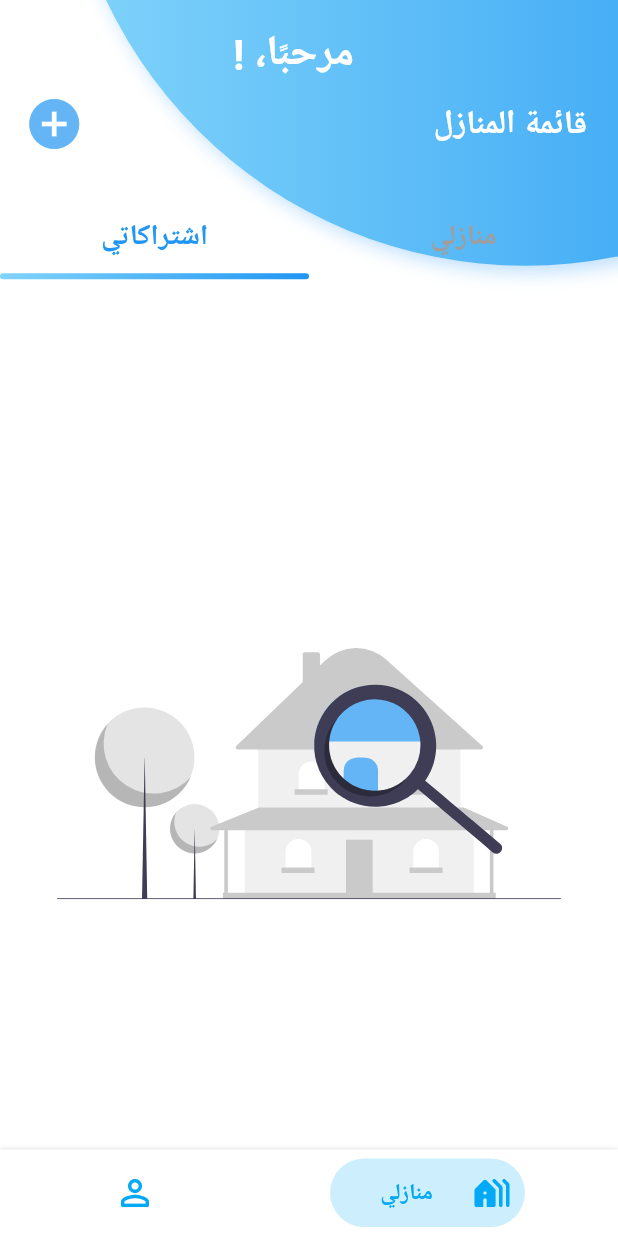
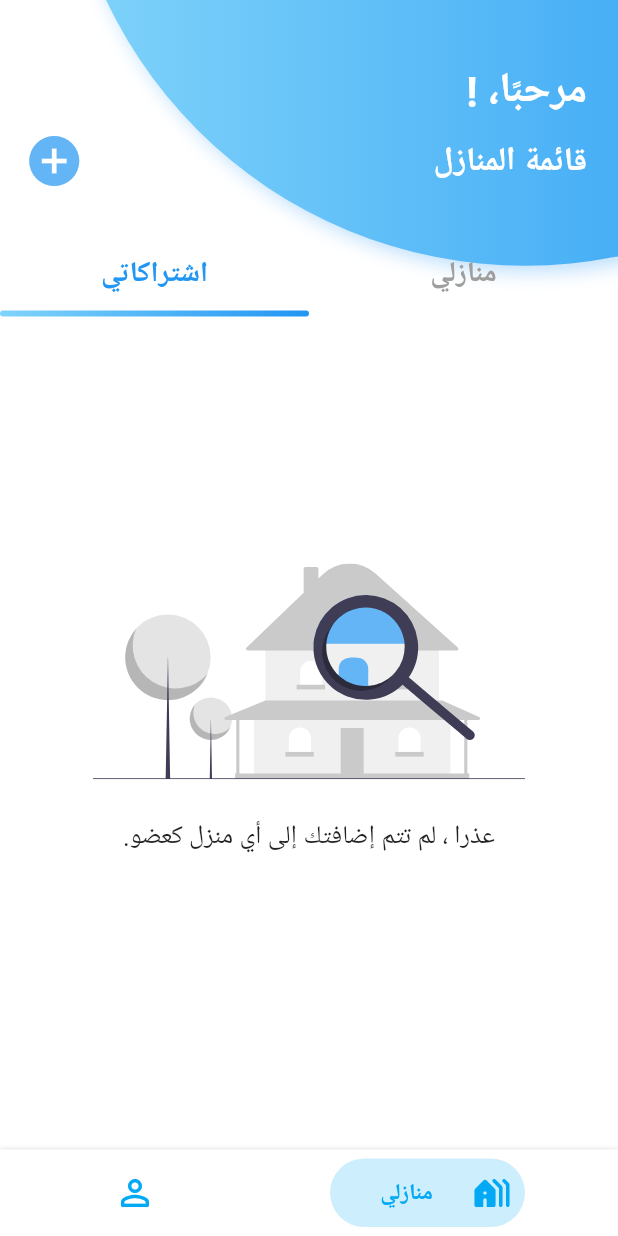
Before and after one commit to reemswe/rashd, a Flutter app: the screen it shows once a user with an empty profile is signed in, tab 2 chosen, on a phone screen of 412 x 824 dp. Run offline on Flutter 3.47's test engine with Material 2 defaults, Android fonts, the phone set to English and light mode, and no system bars; drawn by our look-alikes of bottom_navy_bar; our stand-ins replace cloud_firestore, firebase_auth, firebase_core, firebase_database, firebase_messaging, flutter_local_notifications and 8 more; missing offline and left inert: fast_color_picker, flex_color_picker, flutter_share, wifi_iot, workmanager; accounts and stored records are empty; project files that could hold a hidden picture were left out.

Commit message:
list of house accounts ui done

```diff
--- a/lib/HouseAccount/list_of_houseAccounts.dart
+++ b/lib/HouseAccount/list_of_houseAccounts.dart
@@ -3,15 +3,12 @@ import 'package:cloud_firestore/cloud_firestore.dart';
 import 'package:firebase_auth/firebase_auth.dart';
 import 'package:firebase_messaging/firebase_messaging.dart';
 import 'package:flutter/material.dart';
-import 'package:animated_segmented_tab_control/animated_segmented_tab_control.dart';
 import 'package:flutter_svg/svg.dart';
-// import 'package:rashd/dashboard.dart';
 import 'package:rashd/Dashboard/dashboard.dart';
-
 import '../Notification/FCM.dart';
 import '../Notification/localNotification.dart';
 import '../Registration/profile.dart';
-import '../create_house_account.dart';
+import '../HouseAccount/create_house_account.dart';
 import '../main.dart';
 
 class ListOfHouseAccounts extends StatefulWidget {
@@ -194,14 +191,16 @@ class _ListOfHouseAccountsState extends State<ListOfHouseAccounts>
           ),
         ),
         Column(children: [
-          SizedBox(height: height * 0.02),
-          Padding(
+          SizedBox(height: height * 0.05),
+          Align(
+              alignment: Alignment.topRight,
+              child: Padding(
                   padding: EdgeInsets.only(right: width * 0.05),
                   child: Text('مرحبًا، $userName!',
                       style: const TextStyle(
                           fontSize: 28,
                           color: Colors.white,
-                      fontWeight: FontWeight.w600))),
+                          fontWeight: FontWeight.w600)))),
           Row(mainAxisAlignment: MainAxisAlignment.spaceBetween, children: [
             Padding(
                 padding: EdgeInsets.only(right: width * 0.05),
@@ -213,7 +212,7 @@ class _ListOfHouseAccountsState extends State<ListOfHouseAccounts>
             Padding(
                 padding: EdgeInsets.only(left: width * 0.02),
                 child: IconButton(
-                  color: Color(0xFF64B5F6),
+                  color: const Color(0xFF64B5F6),
                   iconSize: 40,
                   icon: const Icon(Icons.add_circle),
                   onPressed: () {
@@ -233,7 +232,7 @@ class _ListOfHouseAccountsState extends State<ListOfHouseAccounts>
               gradient: LinearGradient(
                 begin: Alignment.topLeft,
                 end: Alignment.bottomRight,
-                stops: [0.0, 1.0],
+                stops: const [0.0, 1.0],
                 colors: [Colors.lightBlue.shade200, Colors.blue],
               ),
               borderRadius: const BorderRadius.all(
@@ -250,12 +249,10 @@ class _ListOfHouseAccountsState extends State<ListOfHouseAccounts>
             unselectedLabelColor: Colors.grey,
             labelStyle: const TextStyle(fontSize: 19),
           ),
-          Container(
-              width: double.maxFinite,
-              height: height * 0.8,
+          Expanded(
               child: TabBarView(controller: tabController, children: [
-                buildItems(houseOwner, height, width),
-                buildItems(houseMember, height, width)
+            buildItems("O", houseOwner, height, width),
+            buildItems("M", houseMember, height, width)
           ])),
         ]),
       ]),
@@ -263,16 +260,17 @@ class _ListOfHouseAccountsState extends State<ListOfHouseAccounts>
     );
   }
 
-  Widget buildItems(dataList, height, width) {
+  Widget buildItems(type, dataList, height, width) {
     if (dataList.length > 0) {
       return ListView.builder(
+          physics: const BouncingScrollPhysics(
+              parent: AlwaysScrollableScrollPhysics()),
           padding: const EdgeInsets.all(8),
           itemCount: dataList.length,
           itemBuilder: (BuildContext context, int index) {
             return Container(
                 margin: const EdgeInsets.fromLTRB(10, 10, 10, 10),
                 padding: const EdgeInsets.fromLTRB(20, 10, 20, 10),
-                // height: height * 0.05,
                 decoration: BoxDecoration(
                     color: Colors.white,
                     boxShadow: const [
@@ -286,7 +284,7 @@ class _ListOfHouseAccountsState extends State<ListOfHouseAccounts>
                     trailing: const Icon(Icons.arrow_forward_ios),
                     leading: Text(
                       dataList[index][0]["houseName"],
-                      style: TextStyle(fontSize: 18),
+                      style: const TextStyle(fontSize: 18),
                     ),
                     onTap: () {
                       print('houseID');
@@ -294,17 +292,44 @@ class _ListOfHouseAccountsState extends State<ListOfHouseAccounts>
                       Navigator.push(
                         context,
                         MaterialPageRoute(
-                            builder: (context) => dashboard(
+                            builder: (context) => const dashboard(
                                 ID: '0mHcZmbfEDK8CebdkVYR' // dataList[index][0]["houseID"],
                                 )),
                       );
                     }));
           });
     }
-    return Padding(
-        padding: const EdgeInsets.all(38),
+    return Column(mainAxisSize: MainAxisSize.min, children: [
+      Padding(
+          padding:
+              EdgeInsets.fromLTRB(width * 0.15, height * 0.2, width * 0.15, 10),
           child: SvgPicture.asset(assetName,
-            width: width * 0.5, height: height * 0.5, semanticsLabel: 'House'));
+              width: width * 0.7, semanticsLabel: 'House')),
+      SizedBox(height: height * 0.02),
+      type == "M"
+          ? const Text("عذرا ، لم تتم إضافتك إلى أي منزل كعضو.",
+              style: TextStyle(fontSize: 17))
+          : Center(
+              child: Row(mainAxisSize: MainAxisSize.min, children: [
+              const Text("عذرا ، ليس لديك منازل حاليا ، قم ",
+                  style: TextStyle(fontSize: 17)),
+              InkWell(
+                  onTap: () {
+                    Navigator.push(
+                        context,
+                        MaterialPageRoute(
+                          builder: (context) => const CreateHouseAccount(),
+                        ));
+                  },
+                  child: const Text("بإنشاء حساب منزل",
+                      style: TextStyle(
+                          fontSize: 17,
+                          fontWeight: FontWeight.w600,
+                          color: Colors.blue,
+                          decoration: TextDecoration.underline))),
+              const Text(" الان.", style: TextStyle(fontSize: 17)),
+            ]))
+    ]);
   }
 
   int index = 0;
--- a/lib/Registration/login.dart
+++ b/lib/Registration/login.dart
@@ -133,12 +133,11 @@ class loginForm extends StatefulWidget {
   }
 }
 
+class loginFormState extends State<loginForm> {
+  bool invalidData = false;
 
-class loginFormState extends State<loginForm> {
   final _formKey = GlobalKey<FormState>();
   bool _passwordVisible = false;
-  bool invalidData = false;
-
   ScrollController _scrollController = ScrollController();
 
   @override
@@ -296,7 +295,6 @@ class loginFormState extends State<loginForm> {
                                   ),
                                   backgroundColor: Colors.green));
                         } on FirebaseAuthException catch (e) {
-                          print(e);
                           if (emailController.text.isNotEmpty &&
                               passwordController.text.isNotEmpty) {
                             setState(() {
```
Also changed, not shown: lib/Registration/register.dart (+120 -118 lines). Lines whose indentation alone changed are shown as unchanged.
